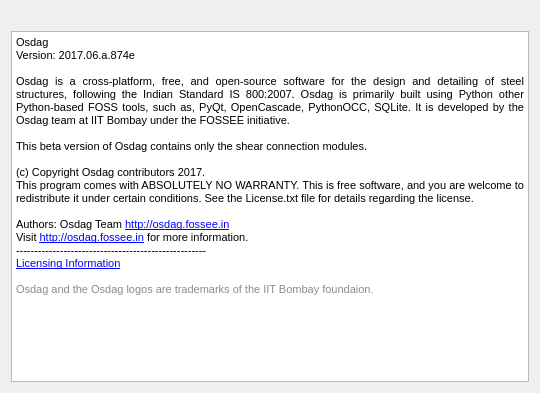
First picture: the form in Connections/Shear/cleatAngle/ui_about_osdag.ui, repository GreatDevelopers/osdag-core, before the edit.
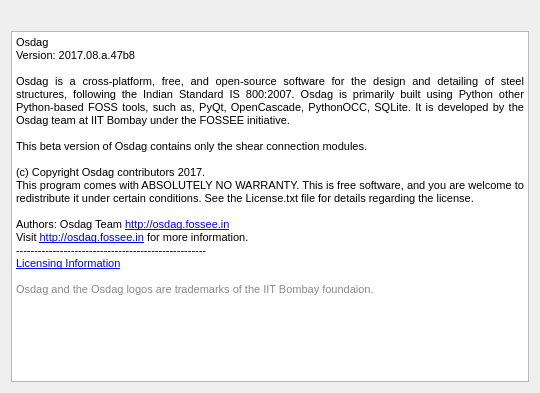
Second picture: the form after the edit. Icons and pictures are not drawn.

Commit message: change osdag version to 08.47b8

What changed in the file:
```diff
--- a/Connections/Shear/cleatAngle/ui_about_osdag.ui
+++ b/Connections/Shear/cleatAngle/ui_about_osdag.ui
@@ -35,9 +35,9 @@
       <string>&lt;!DOCTYPE HTML PUBLIC &quot;-//W3C//DTD HTML 4.0//EN&quot; &quot;http://www.w3.org/TR/REC-html40/strict.dtd&quot;&gt;
 &lt;html&gt;&lt;head&gt;&lt;meta name=&quot;qrichtext&quot; content=&quot;1&quot; /&gt;&lt;style type=&quot;text/css&quot;&gt;
 p, li { white-space: pre-wrap; }
-&lt;/style&gt;&lt;/head&gt;&lt;body style=&quot; font-family:'Arial'; font-size:9pt; font-weight:400; font-style:normal;&quot;&gt;
+&lt;/style&gt;&lt;/head&gt;&lt;body style=&quot; font-family:'Arial'; font-size:7.8pt; font-weight:400; font-style:normal;&quot;&gt;
 &lt;p style=&quot; margin-top:0px; margin-bottom:0px; margin-left:0px; margin-right:0px; -qt-block-indent:0; text-indent:0px;&quot;&gt;&lt;span style=&quot; font-family:'monospace, monospace'; font-size:8pt;&quot;&gt;Osdag &lt;/span&gt;&lt;/p&gt;
-&lt;p align=&quot;justify&quot; style=&quot; margin-top:0px; margin-bottom:0px; margin-left:0px; margin-right:0px; -qt-block-indent:0; text-indent:0px;&quot;&gt;&lt;span style=&quot; font-family:'MS Shell Dlg 2'; font-size:8pt;&quot;&gt;Version: 2017.06.a.874e&lt;/span&gt;&lt;/p&gt;
+&lt;p align=&quot;justify&quot; style=&quot; margin-top:0px; margin-bottom:0px; margin-left:0px; margin-right:0px; -qt-block-indent:0; text-indent:0px;&quot;&gt;&lt;span style=&quot; font-family:'MS Shell Dlg 2'; font-size:8pt;&quot;&gt;Version: 2017.08.a.47b8&lt;/span&gt;&lt;/p&gt;
 &lt;p align=&quot;justify&quot; style=&quot;-qt-paragraph-type:empty; margin-top:0px; margin-bottom:0px; margin-left:0px; margin-right:0px; -qt-block-indent:0; text-indent:0px; font-family:'MS Shell Dlg 2'; font-size:8pt;&quot;&gt;&lt;br /&gt;&lt;/p&gt;
 &lt;p align=&quot;justify&quot; style=&quot; margin-top:0px; margin-bottom:0px; margin-left:0px; margin-right:0px; -qt-block-indent:0; text-indent:0px;&quot;&gt;&lt;span style=&quot; font-family:'monospace, monospace'; font-size:8pt;&quot;&gt;Osdag is a cross-platform, free, and open-source software for the design and detailing of steel structures, following the Indian Standard IS 800:2007. Osdag is primarily built using Python other Python-based FOSS tools, such as, PyQt, OpenCascade, PythonOCC, SQLite. It is developed by the Osdag team at IIT Bombay under the FOSSEE initiative. &lt;/span&gt;&lt;/p&gt;
 &lt;p align=&quot;justify&quot; style=&quot;-qt-paragraph-type:empty; margin-top:0px; margin-bottom:0px; margin-left:0px; margin-right:0px; -qt-block-indent:0; text-indent:0px; font-family:'MS Shell Dlg 2'; font-size:8pt;&quot;&gt;&lt;br /&gt;&lt;/p&gt;
```
The commit also changes 9 other files.
